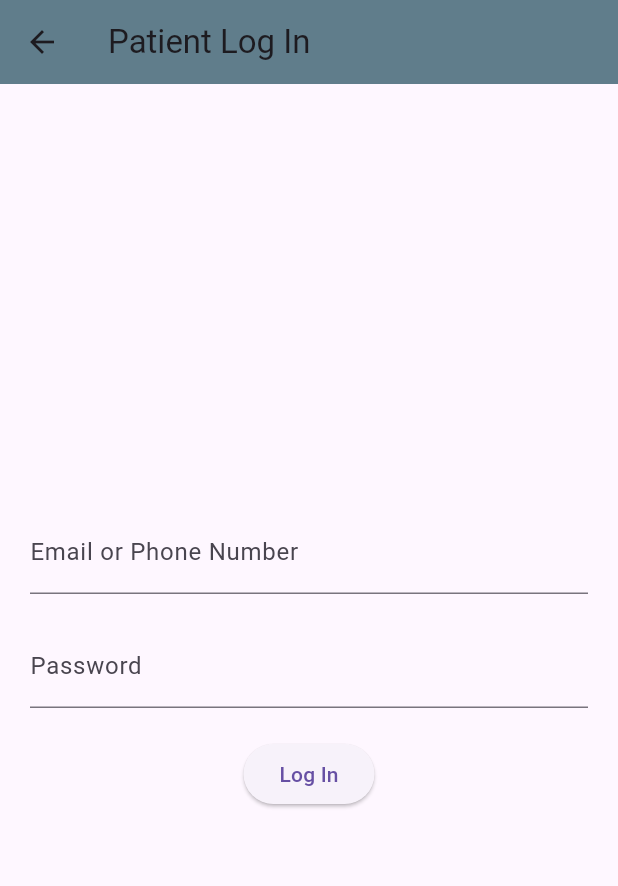
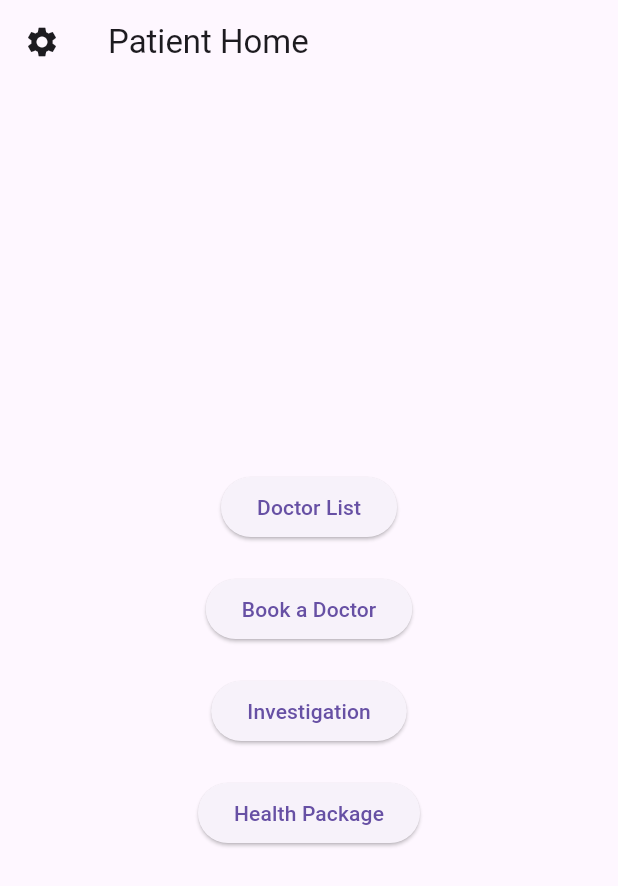
Before and after one commit to YeasinHaque/Doctor_Appointment_App, a Flutter app: the PatientLoginPage screen opened directly, after a tap on "Log In", on a phone screen of 412 x 824 dp. Shown: the top 886 px of the screen. Run offline on Flutter 3.47's test engine with Material 3 defaults, Android fonts, the phone set to English and light mode, and no system bars.

Commit message:
Update main.dart

```diff
--- a/lib/main.dart
+++ b/lib/main.dart
@@ -558,7 +558,10 @@ class PatientLoginPage extends StatelessWidget {
             SizedBox(height: 20),
             ElevatedButton(
               onPressed: () {
-                // Handle Patient Log In
+                Navigator.push(
+                  context,
+                  MaterialPageRoute(builder: (context) => PatientHomePage()),
+                );
               },
               child: Text('Log In'),
             ),
@@ -630,3 +633,60 @@ class PatientSignUpPage extends StatelessWidget {
     );
   }
 }
+
+class PatientHomePage extends StatelessWidget {
+  @override
+  Widget build(BuildContext context) {
+    return Scaffold(
+      appBar: AppBar(
+        title: Text('Patient Home'),
+        leading: IconButton(
+          icon: Icon(Icons.settings),
+          onPressed: () {
+            Navigator.push(
+              context,
+              MaterialPageRoute(builder: (context) => SettingsPage()),
+            );
+          },
+        ),
+      ),
+      body: Center(
+        child: Padding(
+          padding: const EdgeInsets.all(20.0),
+          child: Column(
+            mainAxisAlignment: MainAxisAlignment.center,
+            children: <Widget>[
+              ElevatedButton(
+                onPressed: () {
+                  // Navigate to Doctor List
+                },
+                child: Text('Doctor List'),
+              ),
+              SizedBox(height: 20),
+              ElevatedButton(
+                onPressed: () {
+                  // Navigate to Book a Doctor
+                },
+                child: Text('Book a Doctor'),
+              ),
+              SizedBox(height: 20),
+              ElevatedButton(
+                onPressed: () {
+                  // Navigate to Investigation
+                },
+                child: Text('Investigation'),
+              ),
+              SizedBox(height: 20),
+              ElevatedButton(
+                onPressed: () {
+                  // Navigate to Health Package
+                },
+                child: Text('Health Package'),
+              ),
+            ],
+          ),
+        ),
+      ),
+    );
+  }
+}
```
